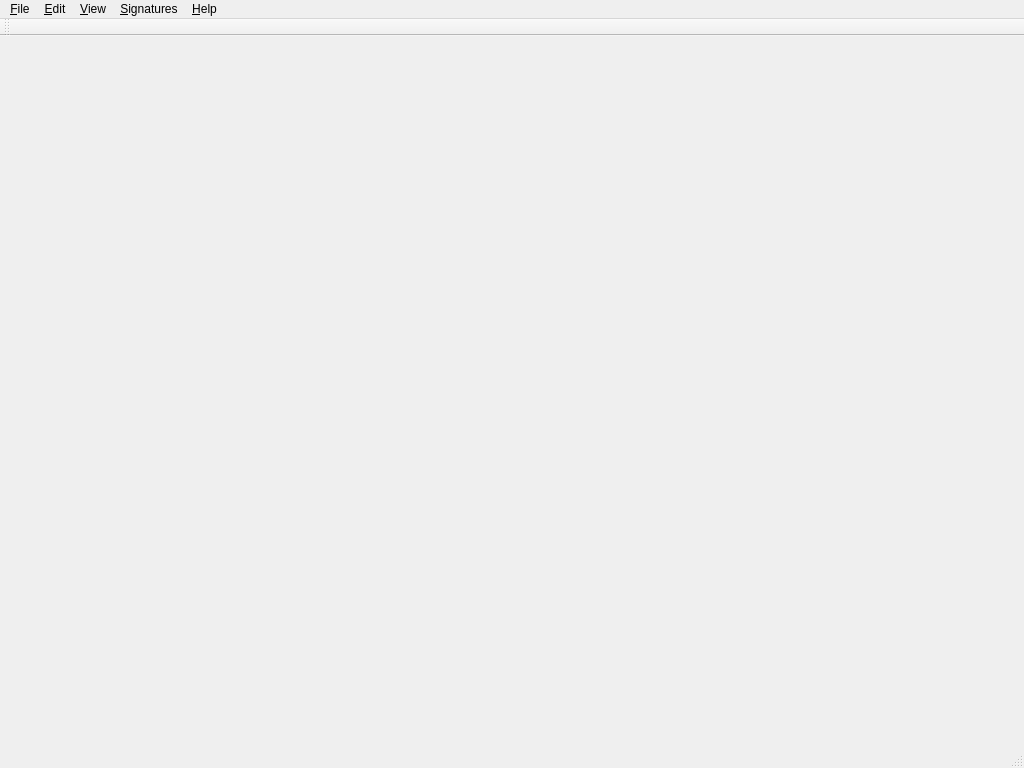
Above: mainwindow.ui from vervulf/JPEG_Hero before the change. Below: the same form after it.
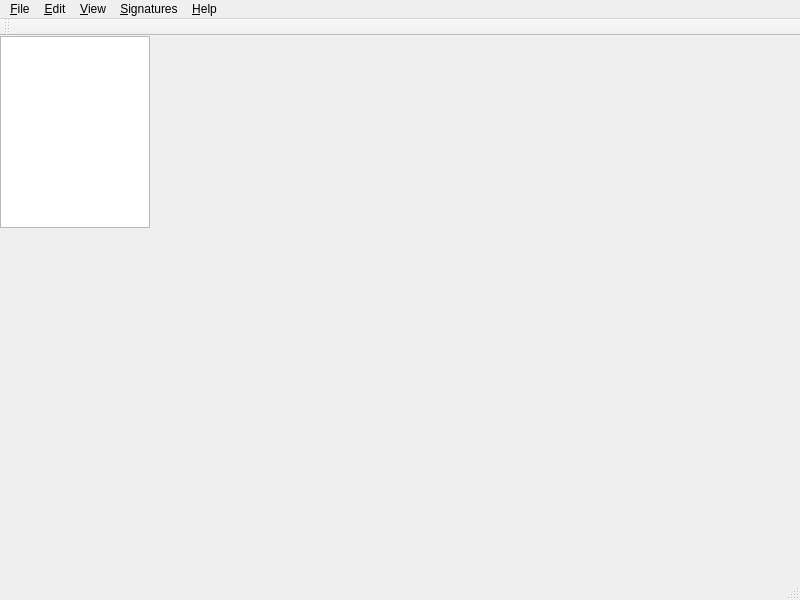
That is the form after the change. Icons and pictures are not drawn.

Commit message: Open Image

The edit to the form file:
```diff
--- a/mainwindow.ui
+++ b/mainwindow.ui
@@ -6,20 +6,65 @@
    <rect>
     <x>0</x>
     <y>0</y>
-    <width>1024</width>
-    <height>768</height>
+    <width>800</width>
+    <height>600</height>
    </rect>
   </property>
+  <property name="minimumSize">
+   <size>
+    <width>800</width>
+    <height>600</height>
+   </size>
+  </property>
   <property name="windowTitle">
    <string>MainWindow</string>
   </property>
-  <widget class="QWidget" name="centralWidget"/>
+  <widget class="QWidget" name="centralWidget">
+   <widget class="QLabel" name="img_label">
+    <property name="geometry">
+     <rect>
+      <x>150</x>
+      <y>0</y>
+      <width>191</width>
+      <height>131</height>
+     </rect>
+    </property>
+    <property name="text">
+     <string/>
+    </property>
+    <property name="pixmap">
+     <pixmap>../../Images/abstractsdark8.jpg</pixmap>
+    </property>
+   </widget>
+   <widget class="QListView" name="clusters_listview">
+    <property name="geometry">
+     <rect>
+      <x>0</x>
+      <y>0</y>
+      <width>150</width>
+      <height>192</height>
+     </rect>
+    </property>
+    <property name="minimumSize">
+     <size>
+      <width>0</width>
+      <height>0</height>
+     </size>
+    </property>
+    <property name="maximumSize">
+     <size>
+      <width>16777215</width>
+      <height>16777215</height>
+     </size>
+    </property>
+   </widget>
+  </widget>
   <widget class="QMenuBar" name="menuBar">
    <property name="geometry">
     <rect>
      <x>0</x>
      <y>0</y>
-     <width>1024</width>
+     <width>800</width>
      <height>17</height>
     </rect>
    </property>
```
The commit also changes 2 other files.
